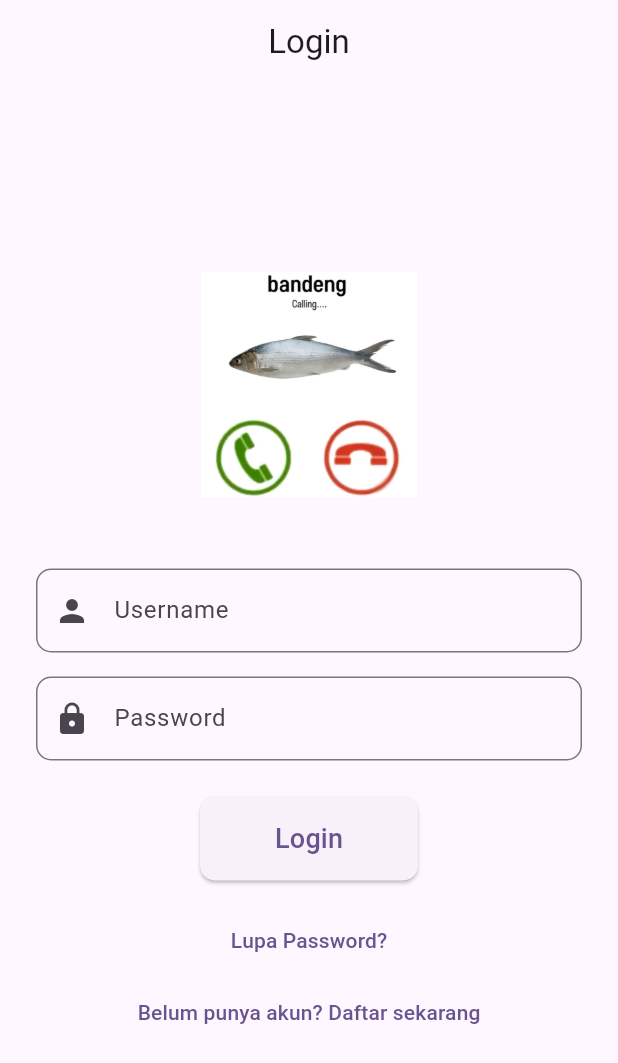
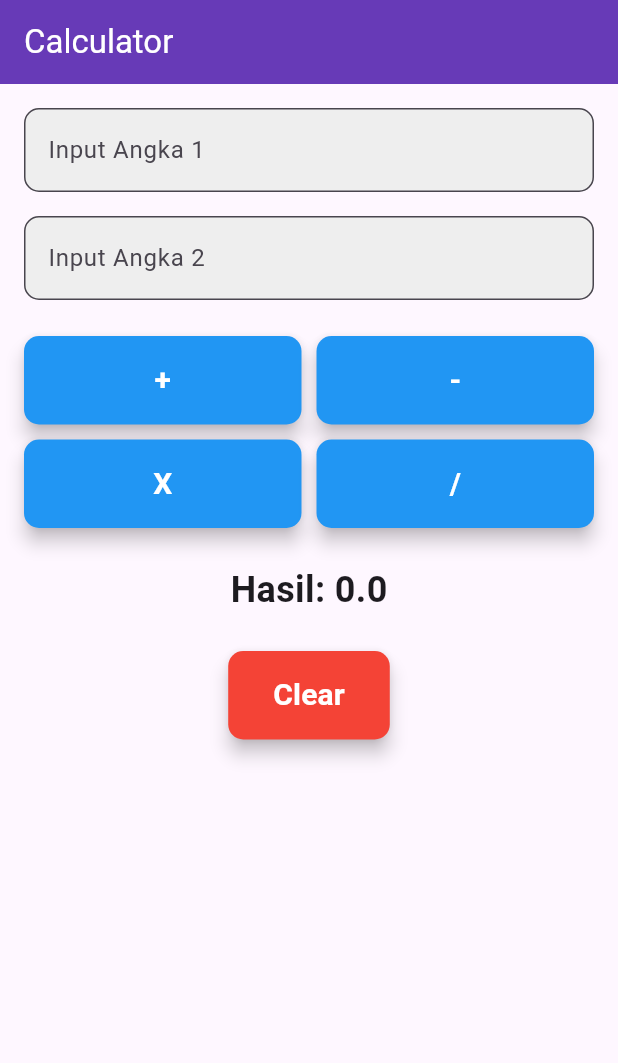
Before and after one commit to arkanaajaaa/latihan_11pplg2, a Flutter app: the screen it shows after launch, on a phone screen of 412 x 824 dp. Shown: the top 1063 px of the screen. Run offline on Flutter 3.47's test engine with Material 3 defaults, Android fonts, the phone set to English and light mode, and no system bars; our stand-ins replace get.

Commit message:
calculator

```diff
--- /dev/null
+++ b/lib/calculator_page.dart
@@ -0,0 +1,101 @@
+import 'package:flutter/material.dart';
+import 'package:get/get.dart';
+import 'package:latihan_11pplg2/controllers/CalculatorController.dart'; // Pastikan path ini benar
+import 'package:latihan_11pplg2/components/custom_text_field.dart'; // Pastikan path ini benar
+import 'package:latihan_11pplg2/components/button.dart'; // Pastikan path ini benar
+
+class CalculatorPage extends StatelessWidget {
+  const CalculatorPage({super.key});
+
+  @override
+  Widget build(BuildContext context) {
+    // Inisialisasi controller menggunakan GetX
+    final CalculatorController kalkulatorController = Get.put(CalculatorController());
+
+    return Scaffold(
+      appBar: AppBar(
+        title: const Text("Calculator"),
+        backgroundColor: Colors.deepPurple,
+        foregroundColor: Colors.white,
+      ),
+      body: Padding(
+        padding: const EdgeInsets.all(16.0),
+        child: Column(
+          children: [
+            CustomTextField(
+              controller: kalkulatorController.txtangka1,
+              labeltext: "Input Angka 1",
+            ),
+            const SizedBox(height: 16.0),
+            CustomTextField(
+              controller: kalkulatorController.txtangka2,
+              labeltext: "Input Angka 2",
+            ),
+            const SizedBox(height: 24.0),
+            Row(
+              mainAxisAlignment: MainAxisAlignment.spaceAround,
+              children: [
+                Expanded(
+                  child: Button(
+                    text: "+",
+                    onPressed: kalkulatorController.tambah,
+                    backgroundColor: Colors.blue,
+                    foregroundColor: Colors.white,
+                  ),
+                ),
+                const SizedBox(width: 10),
+                Expanded(
+                  child: Button(
+                    text: "-",
+                    onPressed: kalkulatorController.kurang,
+                    backgroundColor: Colors.blue,
+                    foregroundColor: Colors.white,
+                  ),
+                ),
+              ],
+            ),
+            const SizedBox(height: 10),
+            Row(
+              mainAxisAlignment: MainAxisAlignment.spaceAround,
+              children: [
+                Expanded(
+                  child: Button(
+                    text: "X",
+                    onPressed: kalkulatorController.kali,
+                    backgroundColor: Colors.blue,
+                    foregroundColor: Colors.white,
+                  ),
+                ),
+                const SizedBox(width: 10),
+                Expanded(
+                  child: Button(
+                    text: "/",
+                    onPressed: kalkulatorController.bagi,
+                    backgroundColor: Colors.blue,
+                    foregroundColor: Colors.white,
+                  ),
+                ),
+              ],
+            ),
+            const SizedBox(height: 24.0),
+            Obx(() {
+              return Text(
+                'Hasil: ${kalkulatorController.hasil.value}',
+                style: const TextStyle(fontSize: 24, fontWeight: FontWeight.bold),
+              );
+            }),
+            const SizedBox(height: 24.0),
+            Center(
+              child: Button(
+                text: "Clear",
+                onPressed: kalkulatorController.clear,
+                backgroundColor: Colors.red,
+                foregroundColor: Colors.white,
+              ),
+            ),
+          ],
+        ),
+      ),
+    );
+  }
+}
--- /dev/null
+++ b/lib/components/button.dart
@@ -0,0 +1,36 @@
+import 'package:flutter/material.dart';
+
+class Button extends StatelessWidget {
+  final String text;
+  final VoidCallback onPressed;
+  final Color backgroundColor;
+  final Color foregroundColor;
+
+  const Button({
+    super.key,
+    required this.text,
+    required this.onPressed,
+    this.backgroundColor = Colors.blue, // Default background color
+    this.foregroundColor = Colors.white, // Default foreground color
+  });
+
+  @override
+  Widget build(BuildContext context) {
+    return ElevatedButton(
+      onPressed: onPressed,
+      style: ElevatedButton.styleFrom(
+        backgroundColor: backgroundColor,
+        foregroundColor: foregroundColor,
+        padding: const EdgeInsets.symmetric(horizontal: 30, vertical: 15),
+        shape: RoundedRectangleBorder(
+          borderRadius: BorderRadius.circular(10.0),
+        ),
+        elevation: 5, // Add shadow
+      ),
+      child: Text(
+        text,
+        style: const TextStyle(fontSize: 20, fontWeight: FontWeight.bold),
+      ),
+    );
+  }
+}
--- /dev/null
+++ b/lib/components/custom_text_field.dart
@@ -0,0 +1,36 @@
+import 'package:flutter/material.dart';
+import 'package:flutter/services.dart';
+
+class CustomTextField extends StatelessWidget {
+  final TextEditingController controller;
+  final String labeltext;
+  final bool allowDecimal; // opsional: true jika mau angka desimal
+
+  const CustomTextField({
+    super.key,
+    required this.controller,
+    required this.labeltext,
+    this.allowDecimal = false, // default tidak menerima desimal
+  });
+
+  @override
+  Widget build(BuildContext context) {
+    return TextField(
+      controller: controller,
+      keyboardType: TextInputType.number,
+      inputFormatters: [
+        allowDecimal
+            ? FilteringTextInputFormatter.allow(RegExp(r'^\d*\.?\d*')) // angka + titik
+            : FilteringTextInputFormatter.digitsOnly, // hanya angka
+      ],
+      decoration: InputDecoration(
+        labelText: labeltext,
+        border: OutlineInputBorder(
+          borderRadius: BorderRadius.circular(10.0),
+        ),
+        filled: true,
+        fillColor: Colors.grey[200],
+      ),
+    );
+  }
+}
--- /dev/null
+++ b/lib/controllers/CalculatorController.dart
@@ -0,0 +1,55 @@
+import 'package:flutter/material.dart';
+import 'package:get/get.dart';
+
+class CalculatorController extends GetxController {
+  final txtangka1 = TextEditingController();
+  final txtangka2 = TextEditingController();
+  final RxDouble hasil = 0.0.obs;
+
+  void tambah() {
+    double angka1 = double.parse(txtangka1.text);
+    double angka2 = double.parse(txtangka2.text);
+
+    double hasiljumlah = angka1 + angka2;
+    print("hasilnya adalah " + hasiljumlah.toString());
+    hasil.value = hasiljumlah;
+  }
+
+  void kali() {
+    double angka1 = double.parse(txtangka1.text);
+    double angka2 = double.parse(txtangka2.text);
+
+    double hasiljumlah = angka1 * angka2;
+    print("hasilnya adalah" + hasiljumlah.toString());
+    hasil.value = hasiljumlah;
+  }
+
+  void kurang() {
+    double angka1 = double.parse(txtangka1.text);
+    double angka2 = double.parse(txtangka2.text);
+
+    double hasiljumlah = angka1 - angka2;
+    print("hasilnya adalah" + hasiljumlah.toString());
+    hasil.value = hasiljumlah;
+  }
+
+  void bagi() {
+    double angka1 = double.parse(txtangka1.text);
+    double angka2 = double.parse(txtangka2.text);
+
+    if (angka2 != 0) {
+      double hasiljumlah = angka1 / angka2;
+      print("hasilnya adalah" + hasiljumlah.toString());
+      hasil.value = hasiljumlah;
+    } else {
+      print("Error: Pembagian dengan nol tidak diperbolehkan.");
+      hasil.value = 0.0;
+    }
+  }
+
+  void clear() {
+    txtangka1.clear();
+    txtangka2.clear();
+    hasil.value = 0.0;
+  }
+}
--- a/lib/login_page.dart
+++ b/lib/login_page.dart
@@ -21,13 +21,8 @@ class _LoginPageState extends State<LoginPage> {
           child: Column(
             mainAxisAlignment: MainAxisAlignment.center,
             children: <Widget>[
-
-              Image.asset(
-                'assets/logo.jpg',
-                height: 150,
-              ),
+              Image.asset('assets/logo.jpg', height: 150),
               const SizedBox(height: 48.0),
-
 
               TextField(
                 controller: _usernameController,
@@ -40,7 +35,6 @@ class _LoginPageState extends State<LoginPage> {
                 ),
               ),
               const SizedBox(height: 16.0),
-
 
               TextField(
                 controller: _passwordController,
@@ -55,7 +49,6 @@ class _LoginPageState extends State<LoginPage> {
               ),
               const SizedBox(height: 24.0),
 
-
               ElevatedButton(
                 onPressed: () {
 
@@ -63,6 +56,7 @@ class _LoginPageState extends State<LoginPage> {
                   print('Password: ${_passwordController.text}');
 
                 },
+
                 style: ElevatedButton.styleFrom(
                   padding: const EdgeInsets.symmetric(
                     horizontal: 50,
@@ -76,19 +70,14 @@ class _LoginPageState extends State<LoginPage> {
               ),
               const SizedBox(height: 16.0),
 
-
               TextButton(
                 onPressed: () {
+                  print('Register clicked');
+                  Navigator.pushNamed(context, '/register');
                 },
-                child: const Text('Lupa Password?'),
+                child: const Text('Belum punya akun? Daftar sekarang'),
               ),
-              TextButton(
-              onPressed: () {
-                Navigator.pushNamed(context, '/register');
-              },
-              child: const Text('Belum punya akun? Daftar sekarang'),
-              ),
-              ],
+            ],
           ),
         ),
       ),
--- a/lib/main.dart
+++ b/lib/main.dart
@@ -1,7 +1,9 @@
 import 'package:flutter/material.dart';
-import 'package:latihan_11pplg2/login_page.dart';
-import 'package:latihan_11pplg2/register_page.dart'; void main() {
+import 'package:latihan_11pplg2/login_page.dart'; // Pastikan path ini benar
+import 'package:latihan_11pplg2/calculator_page.dart'; // Ini yang penting untuk diimpor
+import 'package:latihan_11pplg2/register_page.dart'; // Pastikan path ini benar
 
+void main() {
   runApp(const MyApp());
 }
 
@@ -16,11 +18,8 @@ class MyApp extends StatelessWidget {
         colorScheme: ColorScheme.fromSeed(seedColor: Colors.deepPurple),
         useMaterial3: true,
       ),
-      initialRoute: '/',
-      routes: {
-        '/': (context) => const LoginPage(),
-        '/register': (context) => RegisterPage(),
-      },
+      // Mengatur CalculatorPage sebagai halaman utama yang muncul pertama kali
+      home: CalculatorPage(),
     );
   }
 }
--- a/lib/register_page.dart
+++ b/lib/register_page.dart
@@ -1,6 +1,6 @@
 import 'package:flutter/material.dart';
 import 'package:intl/intl.dart';
-import 'package:latihan_11pplg2/reusable_textfield.dart';
+import 'package:latihan_11pplg2/components/reusable_textfield.dart';
 class RegisterPage extends StatefulWidget {
   const RegisterPage({super.key});
 
--- a/pubspec.yaml
+++ b/pubspec.yaml
@@ -9,6 +9,7 @@ environment:
 dependencies:
   flutter:
     sdk: flutter
+  get: ^4.7.2
   intl: ^0.19.0
 
 dev_dependencies:
```
Also changed, not shown: lib/components/reusable_textfield.dart (renamed from lib/reusable_textfield.dart), pubspec.lock.
